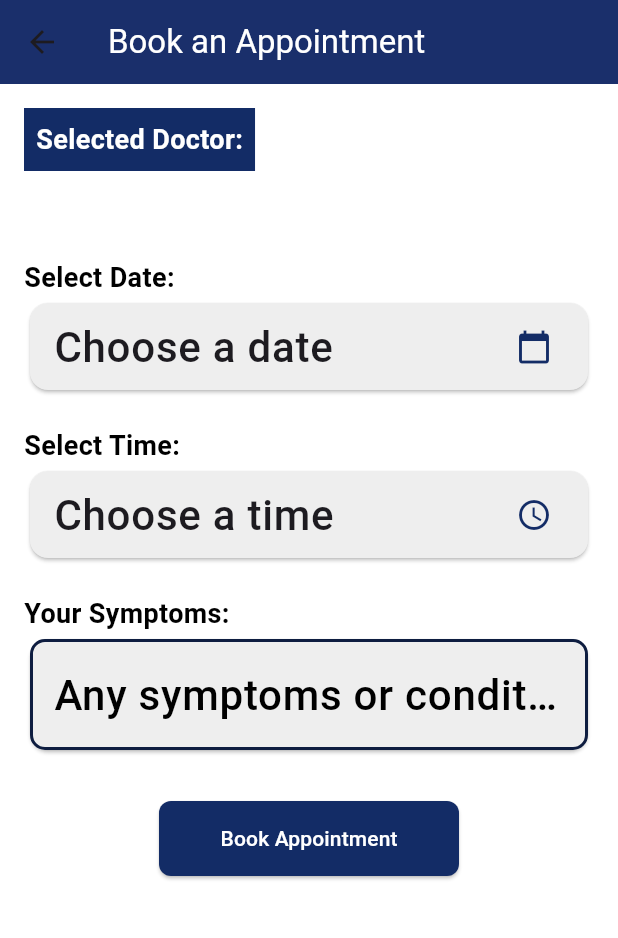
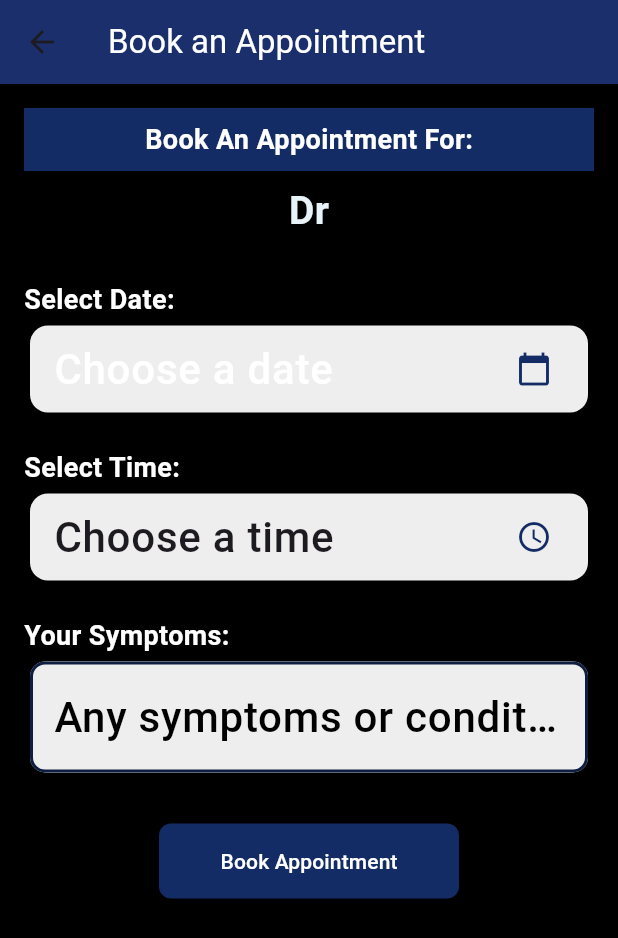
Before and after one commit to ummeabiha/Sehatyaab, a Flutter app: the AppointmentForm screen opened by its route, on a phone screen of 412 x 824 dp. Shown: the top 938 px of the screen. Run offline on Flutter 3.47's test engine with Material 3 defaults, Android fonts, the phone set to English and light mode, and no system bars; our stand-ins replace cloud_firestore, firebase_auth, firebase_core, flutter_dotenv, rxdart; missing offline and left inert: zego_uikit_prebuilt_call; accounts and stored records are empty; Roboto replaces fonts that are missing (GoogleSans-Medium, GoogleSans-Regular).

Commit message:
appointments page

```diff
--- a/lib/screens/Appointments/AppointmentForm.dart
+++ b/lib/screens/Appointments/AppointmentForm.dart
@@ -20,6 +20,7 @@ class AppointmentForm extends StatelessWidget {
         backgroundColor: AppColors.blue4,
         elevation: 3,
       ),
+      backgroundColor: AppColors.black,
       body:
       Padding(
         padding: const EdgeInsets.all(16.0),
@@ -30,22 +31,26 @@ class AppointmentForm extends StatelessWidget {
               Container(
                 padding: EdgeInsets.all(8.0),
                 color: AppColors.blue4,
-                child: Text(
-                  'Selected Doctor:',
-                  style: TextStyle(fontSize: 18, fontWeight: FontWeight.bold, color: Colors.white),
+                child: Center(
+                  child: Text(
+                    'Book An Appointment For:',
+                    style: TextStyle(fontSize: 18, fontWeight: FontWeight.bold, color: Colors.white),
+                  ),
                 ),
               ),
               Padding(
                 padding: const EdgeInsets.symmetric(vertical: 8.0),
-                child: Text(
-                  selectedDoctor,
-                  style: TextStyle(fontSize: 16),
+                child: Center(
+                  child: Text(
+                    "Dr" + selectedDoctor,
+                    style: TextStyle(fontSize: 26,color: AppColors.blue1,fontWeight: FontWeight.bold),
+                  ),
                 ),
               ),
               SizedBox(height: 20),
               Text(
                 'Select Date:',
-                style: TextStyle(fontSize: 18, fontWeight: FontWeight.bold),
+                style: TextStyle(fontSize: 18, fontWeight: FontWeight.bold,color: Colors.white),
               ),
               Card(
                 color: Colors.grey[200],
@@ -53,7 +58,7 @@ class AppointmentForm extends StatelessWidget {
                   title: Text(
                     provider.selectedDate == null
                         ? 'Choose a date'
-                        : DateFormat.yMMMd().format(DateTime.parse(provider.selectedDate!)),
+                        : DateFormat.yMMMd().format(DateTime.parse(provider.selectedDate!)),style: TextStyle(color: Colors.white),
                   ),
                   trailing: Icon(Icons.calendar_today, color: AppColors.blue4),
                   onTap: () async {
@@ -73,7 +78,7 @@ class AppointmentForm extends StatelessWidget {
               SizedBox(height: 20),
               Text(
                 'Select Time:',
-                style: TextStyle(fontSize: 18, fontWeight: FontWeight.bold),
+                style: TextStyle(fontSize: 18, fontWeight: FontWeight.bold,color: Colors.white),
               ),
               Card(
                 color: Colors.grey[200],
@@ -108,14 +113,19 @@ class AppointmentForm extends StatelessWidget {
               SizedBox(height: 20),
               Text(
                 'Your Symptoms:',
-                style: TextStyle(fontSize: 18, fontWeight: FontWeight.bold),
+                style: TextStyle(fontSize: 18, fontWeight: FontWeight.bold, color: Colors.white),
               ),
               Card(
                 color: Colors.grey[200],
                 child: TextField(
                   decoration: InputDecoration(
                     hintText: 'Any symptoms or condition that you feel?',
-                    border: OutlineInputBorder(),
+                    border: OutlineInputBorder(
+                      borderSide: BorderSide(
+                        color: AppColors.blue2,
+                        width: 2.0
+                      )
+                    ),
                     filled: true,
                     fillColor: Colors.grey[200],
                   ),
```
Also changed, not shown: lib/screens/Doctors/Doctor_description.dart (+27 -9 lines).
